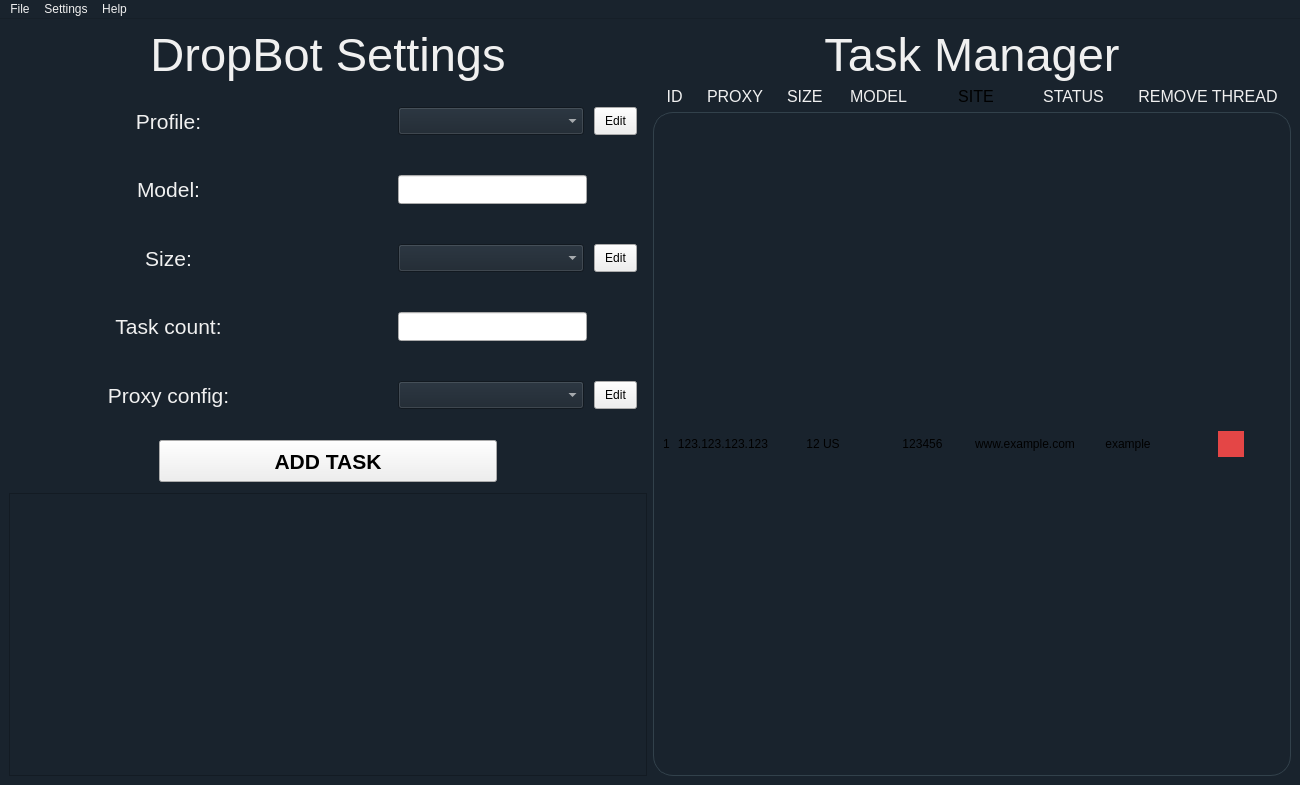
Old version of the form Bot/GUI/V1.ui in the repository appxpy/DropBot.
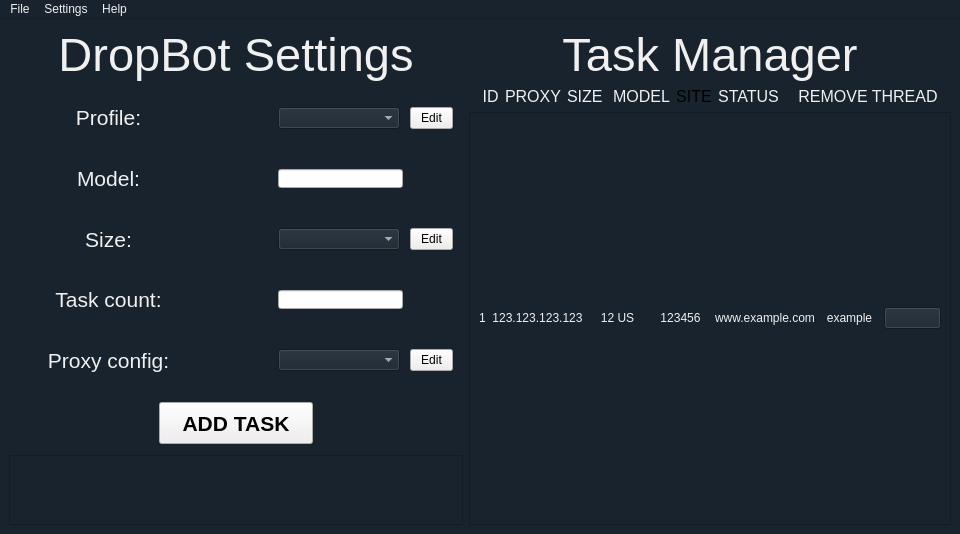
New version of the form. Icons and pictures are not drawn.

What changed in the file:
```diff
--- a/Bot/GUI/V1.ui
+++ b/Bot/GUI/V1.ui
@@ -6,8 +6,8 @@
    <rect>
     <x>0</x>
     <y>0</y>
-    <width>1300</width>
-    <height>785</height>
+    <width>960</width>
+    <height>493</height>
    </rect>
   </property>
   <property name="sizePolicy">
@@ -1329,7 +1329,7 @@
 &lt;html&gt;&lt;head&gt;&lt;meta name=&quot;qrichtext&quot; content=&quot;1&quot; /&gt;&lt;style type=&quot;text/css&quot;&gt;
 p, li { white-space: pre-wrap; }
 &lt;/style&gt;&lt;/head&gt;&lt;body style=&quot; font-family:'Ubuntu'; font-size:10pt; font-weight:400; font-style:normal;&quot;&gt;
-&lt;p style=&quot;-qt-paragraph-type:empty; margin-top:0px; margin-bottom:0px; margin-left:0px; margin-right:0px; -qt-block-indent:0; text-indent:0px; font-family:'Ubuntu';&quot;&gt;&lt;br /&gt;&lt;/p&gt;&lt;/body&gt;&lt;/html&gt;</string>
+&lt;p style=&quot;-qt-paragraph-type:empty; margin-top:0px; margin-bottom:0px; margin-left:0px; margin-right:0px; -qt-block-indent:0; text-indent:0px;&quot;&gt;&lt;br /&gt;&lt;/p&gt;&lt;/body&gt;&lt;/html&gt;</string>
           </property>
          </widget>
         </item>
@@ -1577,31 +1577,20 @@
        </layout>
       </item>
       <item>
-       <widget class="QFrame" name="Frame">
-        <property name="contextMenuPolicy">
-         <enum>Qt::NoContextMenu</enum>
+       <widget class="QScrollArea" name="scrollArea">
+        <property name="widgetResizable">
+         <bool>true</bool>
         </property>
-        <property name="styleSheet">
-         <string notr="true">.QFrame {border: 0.5px solid #32414B; border-radius: 20%;}
-.QPushButton{height: 24px; width: 24px; background-color: rgb(228, 70, 70); background-image: url(/bin.png);
-border: 1px solid rgb(228, 70, 70);
-margin-left: auto; margin-right: auto;
-border-radius: 15px;
-background-repeat:no-repeat;
-background-position:center;}
-.QPushButton:hover {
-border: 2px solid white;
-}
-.QLabel {font: 12pt &quot;Ubuntu&quot;;}
-</string>
-        </property>
-        <property name="frameShape">
-         <enum>QFrame::StyledPanel</enum>
-        </property>
-        <property name="frameShadow">
-         <enum>QFrame::Raised</enum>
-        </property>
-        <layout class="QVBoxLayout" name="verticalLayout" stretch="0">
+        <widget class="QWidget" name="scrollAreaWidgetContents">
+         <property name="geometry">
+          <rect>
+           <x>0</x>
+           <y>0</y>
+           <width>468</width>
+           <height>391</height>
+          </rect>
+         </property>
+         <layout class="QVBoxLayout" name="verticalLayout_2">
          <item>
           <layout class="QHBoxLayout" name="THREAD1">
            <item>
@@ -1783,6 +1772,7 @@
          </item>
         </layout>
        </widget>
+       </widget>
       </item>
      </layout>
     </item>
@@ -1793,8 +1783,8 @@
     <rect>
      <x>0</x>
      <y>0</y>
-     <width>1300</width>
-     <height>21</height>
+     <width>960</width>
+     <height>18</height>
     </rect>
    </property>
    <widget class="QMenu" name="menuFile">
```
Lines whose indentation alone changed are shown as unchanged.
